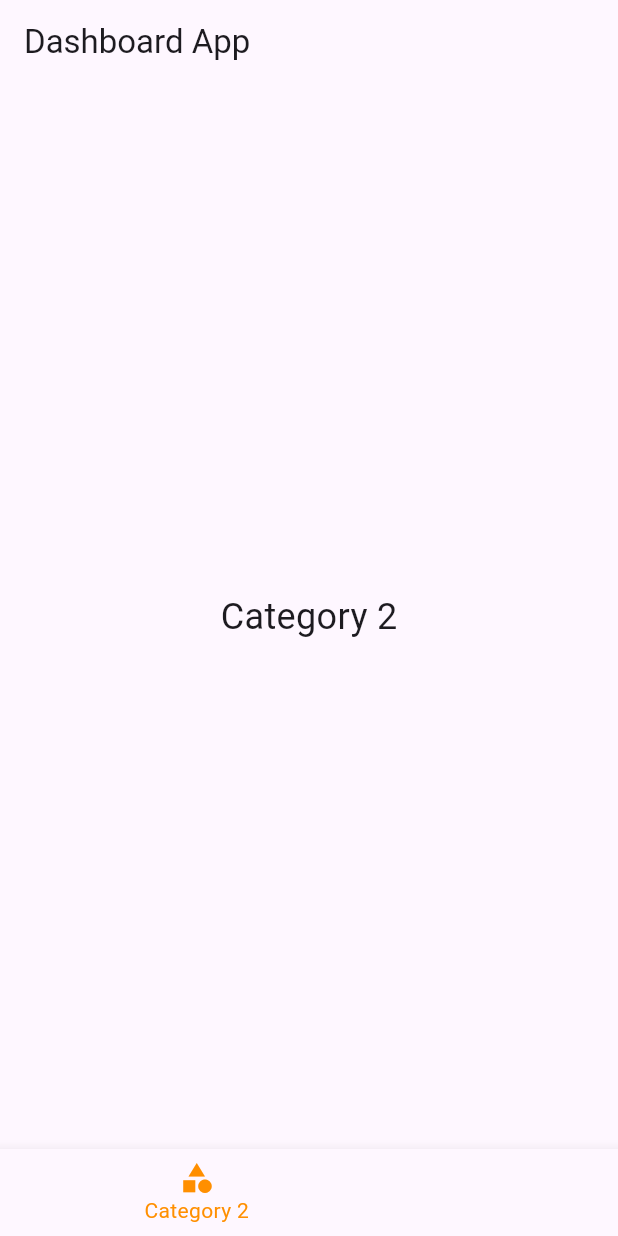
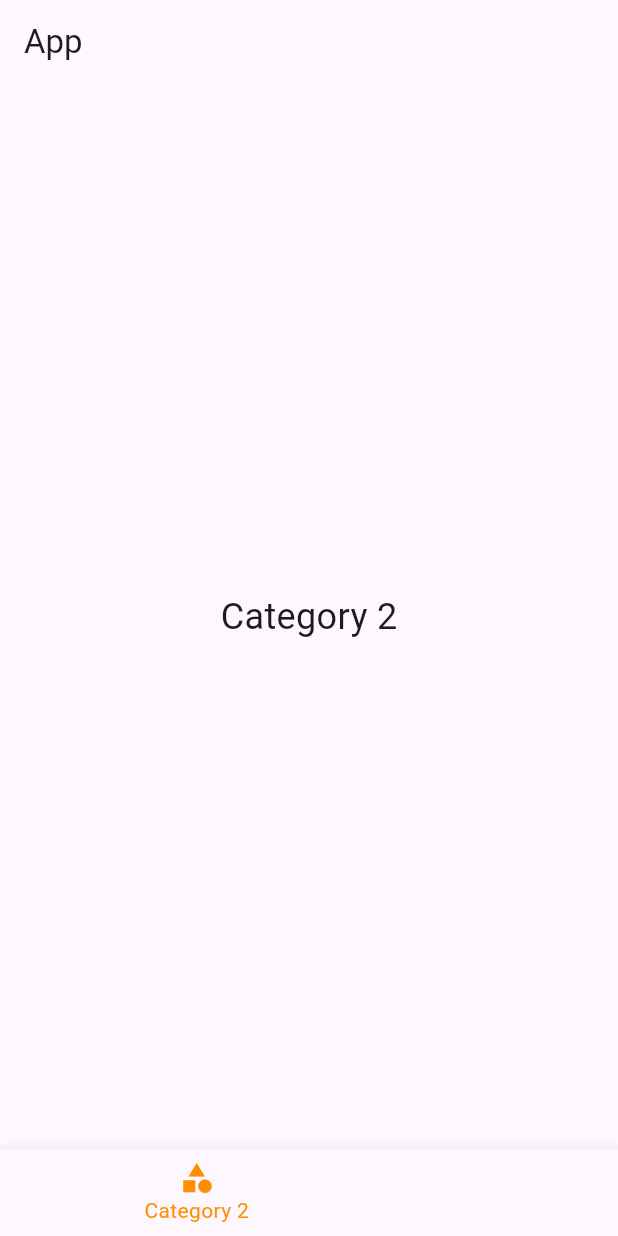
Before and after one commit to sangpil0104/Notice_Festival_App, a Flutter app: the screen it shows after launch, item 2 of the bottom bar chosen, on a phone screen of 412 x 824 dp. Run offline on Flutter 3.47's test engine with Material 3 defaults, Android fonts, the phone set to English and light mode, and no system bars.

Commit message:
Updated files

```diff
--- a/lib/MainPage.dart
+++ b/lib/MainPage.dart
@@ -32,7 +32,7 @@ class _MainPageState extends State<MainPage> {
   Widget build(BuildContext context) {
     return Scaffold(
       appBar: AppBar(
-        title: Text('Dashboard App'),
+        title: Text('App'),
       ),
       body: _widgetOptions.elementAt(_selectedIndex),
       bottomNavigationBar: BottomNavigationBar(
```
Also changed, not shown: lib/main.dart (line endings or trailing spaces).
